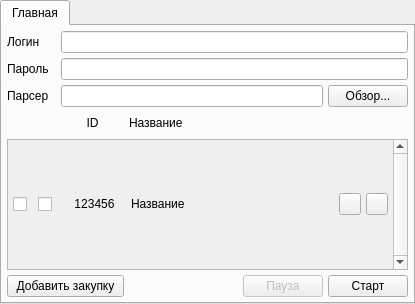
Above: CatalogRobot/form.ui from pomid0rko0/CatalogRobot before the change. Below: the same form after it.
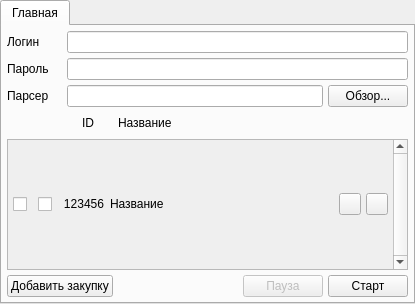
That is the form after the change. Icons and pictures are not drawn.

Commit message: added slots for start, pause and search button

The edit to the form file:
```diff
--- a/CatalogRobot/form.ui
+++ b/CatalogRobot/form.ui
@@ -191,13 +191,13 @@
                <widget class="QLabel" name="label">
                 <property name="minimumSize">
                  <size>
-                  <width>63</width>
+                  <width>42</width>
                   <height>0</height>
                  </size>
                 </property>
                 <property name="maximumSize">
                  <size>
-                  <width>63</width>
+                  <width>42</width>
                   <height>16777215</height>
                  </size>
                 </property>
@@ -290,13 +290,13 @@
         <widget class="QLabel" name="ID">
          <property name="minimumSize">
           <size>
-           <width>63</width>
+           <width>42</width>
            <height>0</height>
           </size>
          </property>
          <property name="maximumSize">
           <size>
-           <width>63</width>
+           <width>42</width>
            <height>16777215</height>
           </size>
          </property>
```
Left out of the diff: 18 changed lines with no effect on the pictures. The commit also changes 2 other files.
